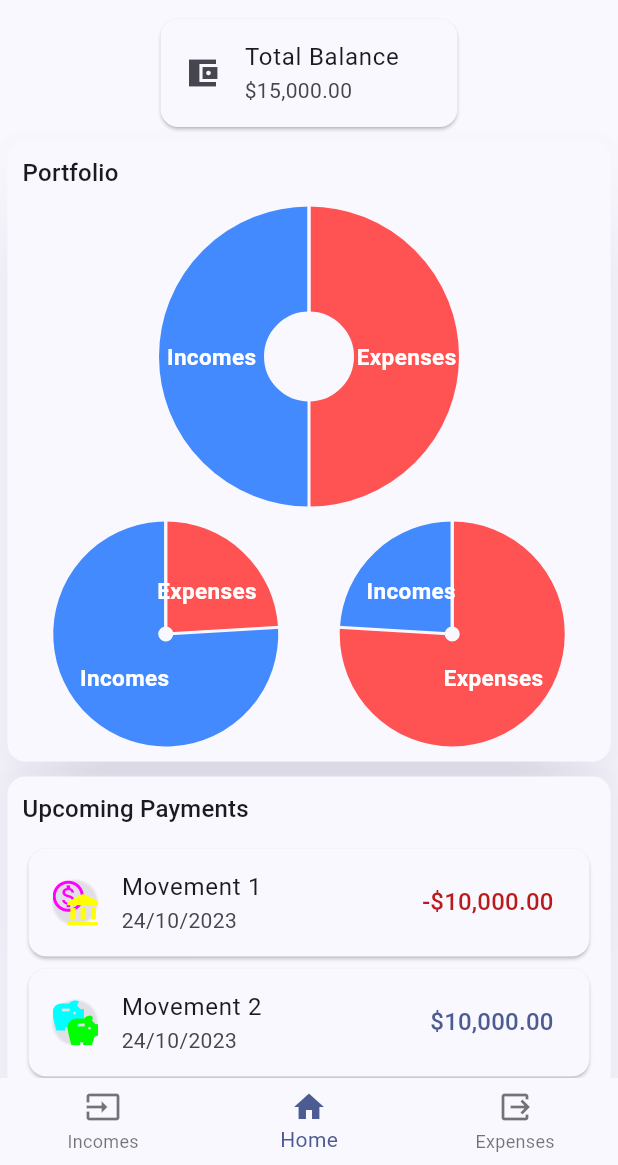
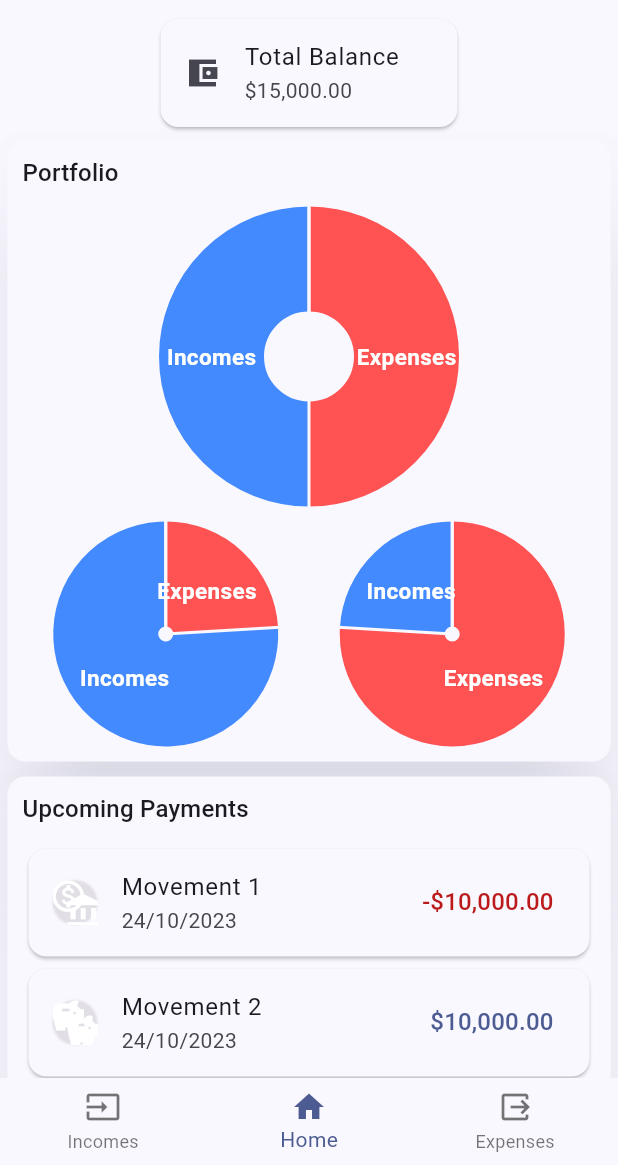
Before and after one commit to danielcaamal/portfolio-13-full-wallet-app, a Flutter app: the screen it shows after launch, on a phone screen of 412 x 824 dp, the part 71-1236 px from its top. Run offline on Flutter 3.47's test engine with Material 2 defaults, Android fonts, the phone set to English and light mode, and no system bars; drawn by our look-alikes of fl_chart; our stand-ins replace card_swiper, dio, flutter_colorpicker, flutter_dotenv, flutter_form_builder, flutter_riverpod and 2 more.

Commit message:
FTR: (MOBILE) Backend connected

```diff
--- a/wallet-app/lib/src/infrastructure/datasources/account_api_datasource.dart
+++ b/wallet-app/lib/src/infrastructure/datasources/account_api_datasource.dart
@@ -6,14 +6,14 @@ import 'package:wallet_app/src/infrastructure/infrastructure.dart';
 class AccountApiDataSource extends AccountDataSource {
   final dio = Dio(BaseOptions(
     baseUrl: Environment.WALLET_API_V1,
+
   ));
 
   @override
   Future<List<Account>> getAccounts() async {
     final response = await dio.get('/accounts/by-user');
     if (response.statusCode == 200) {
-      final data = response.data['result'];
-      final castData = AccountsApiResponse.fromJson(data);
+      final castData = AccountsApiResponse.fromJson(response.data);
       return AccountsMapper.accountsApiResponseToAccount(castData);
     }
     // TODO: Implement exception
--- a/wallet-app/lib/src/presentation/utils/human_formats.dart
+++ b/wallet-app/lib/src/presentation/utils/human_formats.dart
@@ -16,6 +16,6 @@ class HumanFormats {
     if (hexColor == null) {
       return Colors.transparent;
     }
-    return Color(int.parse(hexColor.substring(2, 8), radix: 16) + 0xFF000000);
+    return Color(int.parse(hexColor.substring(1, 7), radix: 16) + 0xFF000000);
   }
 }
--- a/wallet-app/lib/src/presentation/utils/mock-values.dart
+++ b/wallet-app/lib/src/presentation/utils/mock-values.dart
@@ -8,7 +8,7 @@ class MockValues {
   static Account GetMockAccountDetailById(String id) {
     return Account(
       id: '0001',
-      color: '0xFF0000',
+      color: '#FFFFFF',
       description: 'Account 1',
       isActive: true,
       createdAt: DateTime.now(),
@@ -27,7 +27,7 @@ class MockValues {
     return [
       Account(
         id: '0001',
-        color: '0xFFFF00',
+        color: '#FFFFFF',
         description: 'Account 1',
         isActive: true,
         createdAt: DateTime.now(),
@@ -41,7 +41,7 @@ class MockValues {
       ),
       Account(
         id: '0001',
-        color: '0x00FF00',
+        color: '#FFFFFF',
         description: 'Account 2',
         isActive: true,
         createdAt: DateTime.now(),
@@ -68,7 +68,7 @@ class MockValues {
           accountId: '0001',
           account: Account(
             id: '0001',
-            color: '0xFFFF00',
+            color: '#FFFFFF',
             description: 'Account 1',
             isActive: true,
             createdAt: DateTime.now(),
@@ -82,7 +82,7 @@ class MockValues {
           ),
           categoryId: '0001',
           category: Category(
-            color: '0xFF00FF',
+            color: '#FFFFFF',
             description: 'Category 1',
             id: '0001',
             isActive: true,
@@ -111,7 +111,7 @@ class MockValues {
           accountId: '0001',
           account: Account(
             id: '0001',
-            color: '0x00FF00',
+            color: '#FFFFFF',
             description: 'Account 2',
             isActive: true,
             createdAt: DateTime.now(),
@@ -125,7 +125,7 @@ class MockValues {
           ),
           categoryId: '0001',
           category: Category(
-            color: '0x00FFFF',
+            color: '#FFFFFF',
             description: 'Category 2',
             id: '0001',
             isActive: true,
@@ -159,7 +159,7 @@ class MockValues {
           accountDestinationId: "0001",
           accountSource: Account(
             id: '0001',
-            color: '0xFFFF00',
+            color: '#FFFFFF',
             description: 'Account 1',
             isActive: true,
             createdAt: DateTime.now(),
@@ -173,7 +173,7 @@ class MockValues {
           ),
           accountDestination: Account(
             id: '0001',
-            color: '0x00FF00',
+            color: '#FFFFFF',
             description: 'Account 2',
             isActive: true,
             createdAt: DateTime.now(),
@@ -199,7 +199,7 @@ class MockValues {
           accountDestinationId: "0001",
           accountDestination: Account(
             id: '0001',
-            color: '0xFFFF00',
+            color: '#FFFFFF',
             description: 'Account 1',
             isActive: true,
             createdAt: DateTime.now(),
@@ -213,7 +213,7 @@ class MockValues {
           ),
           accountSource: Account(
             id: '0001',
-            color: '0x00FF00',
+            color: '#FFFFFF',
             description: 'Account 2',
             isActive: true,
             createdAt: DateTime.now(),
```
Also changed, not shown: wallet-app/lib/src/presentation/providers/accounts/accounts_provider.dart (+8 -1 lines), wallet-app/lib/src/presentation/screens/accounts_screen.dart (+14 -2 lines).
